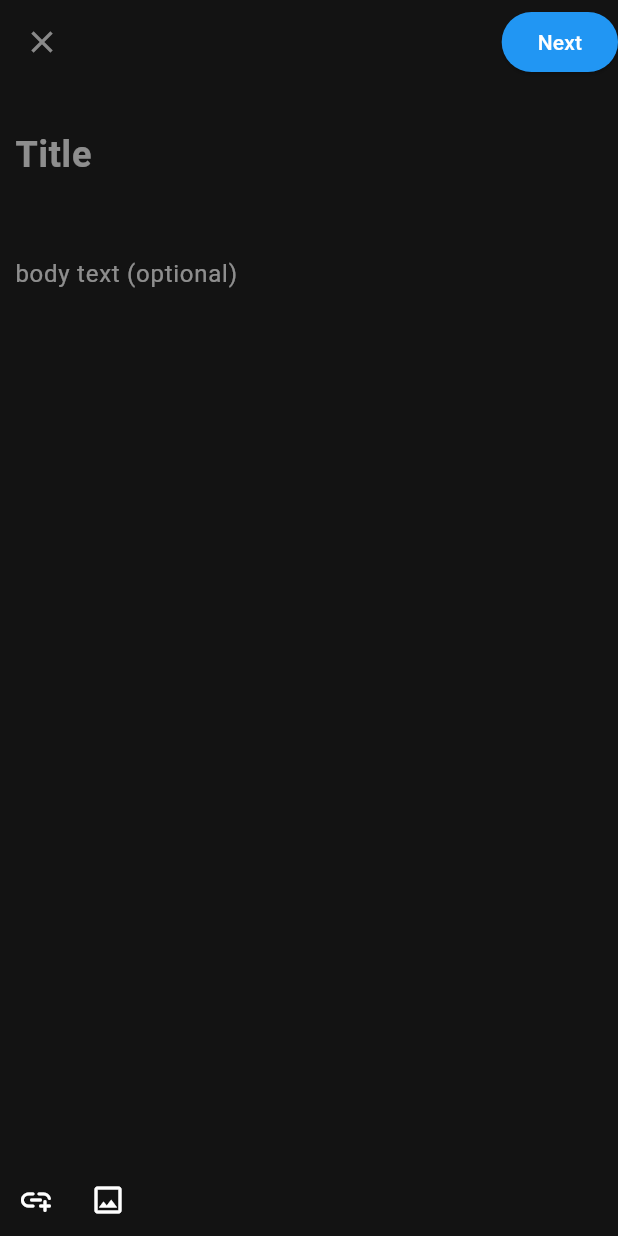
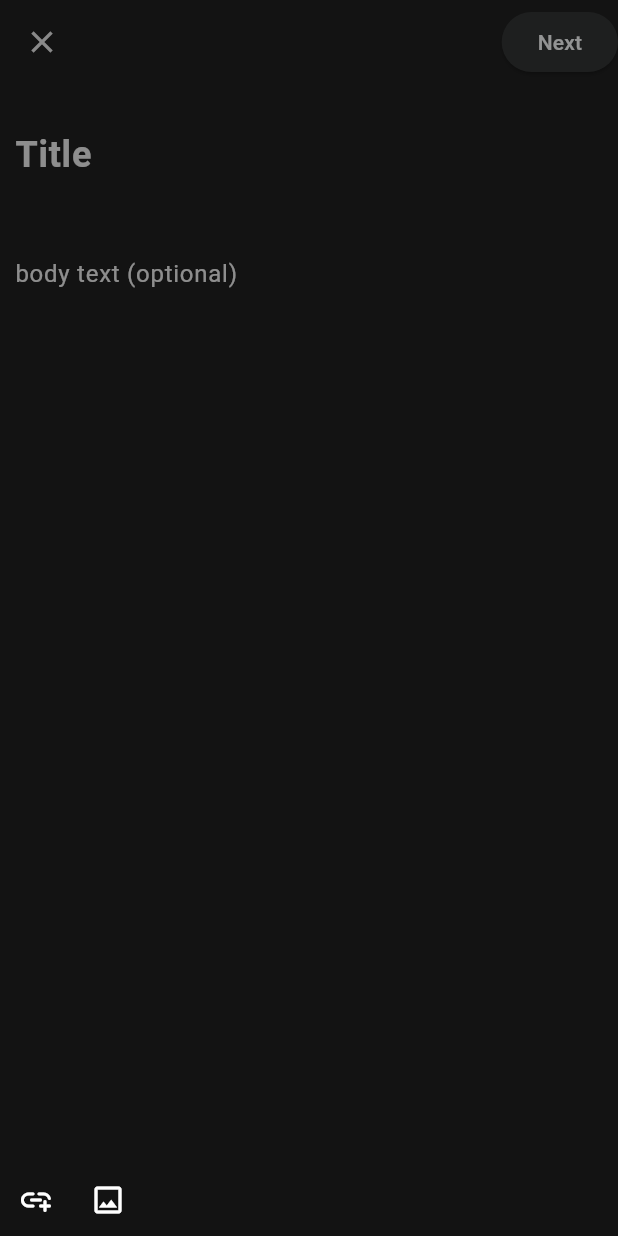
Before and after one commit to Team4-DevWave/Flutter, a Flutter app: the AddPostScreen screen opened directly, on a phone screen of 412 x 824 dp. Run offline on Flutter 3.47's test engine with Material 3 defaults, Android fonts, the phone set to English and light mode, and no system bars; our stand-ins replace flutter_riverpod, flutter_screenutil, google_fonts; missing offline and left inert: window_manager.

Commit message:
Added routes of main pages + 50% of Add Post finished

```diff
--- a/threddit_app/lib/features/home_page/view/add_post_screen.dart
+++ b/threddit_app/lib/features/home_page/view/add_post_screen.dart
@@ -1,16 +1,19 @@
 import 'package:flutter/material.dart';
-import 'package:threddit_app/features/home_page/view/home_screen.dart';
+import 'package:flutter_riverpod/flutter_riverpod.dart';
+import 'package:threddit_app/features/home_page/home_page_provider.dart';
+//import 'package:threddit_app/features/home_page/view/home_screen.dart';
 //import 'package:flutter_screenutil/flutter_screenutil.dart';
 import 'package:threddit_app/theme/colors.dart';
+import 'package:threddit_app/features/home_page/view/widgets/next_button.dart';
 
-class AddPostScreen extends StatefulWidget {
+class AddPostScreen extends ConsumerStatefulWidget {
   const AddPostScreen({super.key});
 
   @override
-  State<AddPostScreen> createState() => _AddPostScreenState();
+  ConsumerState<AddPostScreen> createState() => _AddPostScreenState();
 }
 
-class _AddPostScreenState extends State<AddPostScreen> {
+class _AddPostScreenState extends ConsumerState<AddPostScreen> {
   late String postTitle;
   late String postBody;
   late TextEditingController _titleController;
@@ -32,24 +35,14 @@ class _AddPostScreenState extends State<AddPostScreen> {
 
   @override
   Widget build(BuildContext context) {
+
     return Scaffold(
       appBar: AppBar(
         leading: IconButton(onPressed: (){
-          //Navigator.popAndPushNamed(context, );
+          ref.read(currentScreenProvider.notifier).returnToPrevious();
         }, icon: const Icon(Icons.close)),
         actions: [
-          ElevatedButton(
-            //this button should only be pressable when there is a title provided
-            //it redirects to choose a community to post on page
-            onPressed: () {},
-            style: ButtonStyle(
-              backgroundColor: MaterialStateProperty.all(Colors.blue),
-            ),
-             child: const Text(
-              'Next',
-              style: TextStyle(color: Colors.white),
-            ),
-          ),
+          NextButton(titleController: _titleController),
         ],
       ),
       body: Column(
@@ -76,6 +69,7 @@ class _AddPostScreenState extends State<AddPostScreen> {
                 onChanged: (value) => {
                   setState(() {
                     postTitle = value;
+                    print(postTitle);
                   })
                 },
               ),
@@ -106,16 +100,12 @@ class _AddPostScreenState extends State<AddPostScreen> {
                 ),
               ),
             ),
-            Positioned(
-              bottom: MediaQuery.of(context).viewInsets.bottom + 10,
-              left: 0,
-              right: 0,
-              child: Row(children: [
+            Row(children: [
                 IconButton(onPressed: (){}, icon: const Icon(Icons.add_link_rounded), color: AppColors.realWhiteColor,),
                 IconButton(onPressed: (){}, icon: const Icon(Icons.image_outlined), color: AppColors.realWhiteColor,),
 
               ],)
-            )
+
           ]),
     );
   }
--- a/threddit_app/lib/features/home_page/view/chat_screen.dart
+++ b/threddit_app/lib/features/home_page/view/chat_screen.dart
@@ -2,6 +2,7 @@ import 'package:flutter/material.dart';
 
 class ChatScreen extends StatefulWidget {
   const ChatScreen({super.key});
+  @override
   State<ChatScreen> createState() => _ChatScreen();
 }
 
@@ -9,7 +10,7 @@ class _ChatScreen extends State<ChatScreen> {
   @override
   Widget build(BuildContext context) {
     return Scaffold(
-      appBar: AppBar(title: Text('Chat')),
+      appBar: AppBar(title: const Text('Chat')),
     );
   }
 }
--- a/threddit_app/lib/features/home_page/view/community_screen.dart
+++ b/threddit_app/lib/features/home_page/view/community_screen.dart
@@ -2,6 +2,7 @@ import 'package:flutter/material.dart';
 
 class CommunityScreen extends StatefulWidget {
   const CommunityScreen({super.key});
+  @override
   State<CommunityScreen> createState() => _CommunityScreenState();
 }
 
@@ -9,8 +10,8 @@ class _CommunityScreenState extends State<CommunityScreen> {
   @override
   Widget build(BuildContext context) {
     return Scaffold(
-      // appBar: AppBar(title: Text('Notifications')),
-      body: Text('This is the community screen', style: TextStyle(color: Colors.white),),
+      appBar: AppBar(title:const Text('Community')),
+      //body: Text('This is the community screen', style: TextStyle(color: Colors.white),),
     );
   }
 }
--- a/threddit_app/lib/features/home_page/view/notifications_screen.dart
+++ b/threddit_app/lib/features/home_page/view/notifications_screen.dart
@@ -2,6 +2,7 @@ import 'package:flutter/material.dart';
 
 class NotificationsScreen extends StatefulWidget {
   const NotificationsScreen({super.key});
+  @override
   State<NotificationsScreen> createState() => _NotificationsScreen();
 }
 
@@ -9,7 +10,7 @@ class _NotificationsScreen extends State<NotificationsScreen> {
   @override
   Widget build(BuildContext context) {
     return Scaffold(
-      appBar: AppBar(title: Text('Notifications')),
+      appBar: AppBar(title: const Text('Notifications')),
     );
   }
 }
--- /dev/null
+++ b/threddit_app/lib/features/home_page/view/widgets/next_button.dart
@@ -0,0 +1,49 @@
+import 'package:flutter/material.dart';
+//import 'package:threddit_app/features/home_page/home_page_provider.dart';
+import 'package:threddit_app/features/home_page/view/post_to_screen.dart';
+import 'package:threddit_app/theme/colors.dart';
+
+class NextButton extends StatefulWidget {
+  const NextButton({super.key, required this.titleController});
+
+  final TextEditingController titleController;
+  @override
+  State<NextButton> createState() => _NextButtonState();
+}
+
+class _NextButtonState extends State<NextButton> {
+  Color textColor() {
+    return widget.titleController.text.isEmpty ? AppColors.whiteColor : Colors.white;
+  }
+
+  Color backgroundColor() {
+    return widget.titleController.text.isEmpty
+        ? const Color.fromARGB(255, 30, 31, 31)
+        : Colors.blue;
+  }
+
+  @override
+  Widget build(BuildContext context) {
+    void onNext() {
+      if (widget.titleController.text.isNotEmpty) {
+        Navigator.push(
+            context, MaterialPageRoute(builder: (ctx) => const PostToScreen()));
+      }
+    }
+    return ElevatedButton(
+      onPressed: onNext,
+      //the button is greyed out at first until the user enters a title
+      style: ButtonStyle(
+        backgroundColor: MaterialStatePropertyAll(
+          backgroundColor(),
+        ),
+      ),
+      child: Text(
+        "Next",
+        style: TextStyle(
+          color: textColor(),
+        ),
+      ),
+    );
+  }
+}
```
Also changed, not shown: threddit_app/lib/features/home_page/home_page_provider.dart (added, +20 -0 lines), threddit_app/lib/features/home_page/view/main_screen_layout.dart (+14 -20 lines), threddit_app/lib/features/home_page/view/post_to_screen.dart (added, +73 -0 lines).
